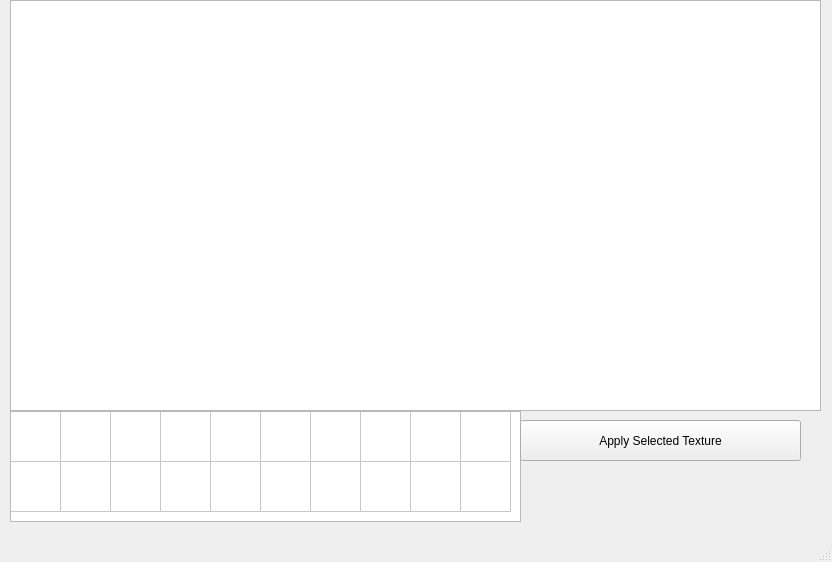
Old version of the form Attempt 2/LevelDeveloper/mainwindow.ui in the repository EoinAbbey-Maher/MainProject.
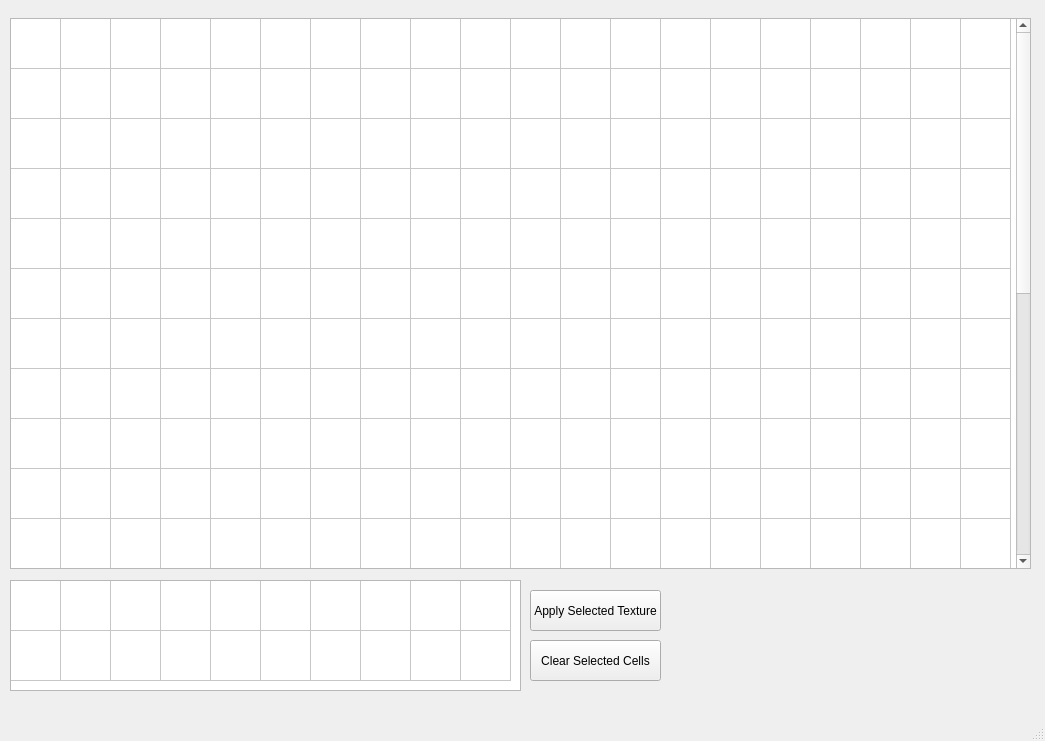
New version of the form.

What changed in the file:
```diff
--- a/Attempt 2/LevelDeveloper/mainwindow.ui
+++ b/Attempt 2/LevelDeveloper/mainwindow.ui
@@ -6,8 +6,8 @@
    <rect>
     <x>0</x>
     <y>0</y>
-    <width>832</width>
-    <height>562</height>
+    <width>1045</width>
+    <height>741</height>
    </rect>
   </property>
   <property name="windowTitle">
@@ -30,8 +30,8 @@
      <rect>
       <x>10</x>
       <y>18</y>
-      <width>811</width>
-      <height>391</height>
+      <width>1021</width>
+      <height>551</height>
      </rect>
     </property>
     <property name="gridStyle">
@@ -112,7 +112,7 @@
     <property name="geometry">
      <rect>
       <x>10</x>
-      <y>411</y>
+      <y>580</y>
       <width>511</width>
       <height>111</height>
      </rect>
@@ -163,9 +163,9 @@
    <widget class="QPushButton" name="m_applyButton">
     <property name="geometry">
      <rect>
-      <x>520</x>
-      <y>420</y>
-      <width>281</width>
+      <x>530</x>
+      <y>590</y>
+      <width>131</width>
       <height>41</height>
      </rect>
     </property>
@@ -173,15 +173,18 @@
      <string>Apply Selected Texture</string>
     </property>
    </widget>
-   <widget class="QGraphicsView" name="m_graphicsView">
+   <widget class="QPushButton" name="m_clearCellButton">
     <property name="geometry">
      <rect>
-      <x>10</x>
-      <y>0</y>
-      <width>811</width>
-      <height>411</height>
+      <x>530</x>
+      <y>640</y>
+      <width>131</width>
+      <height>41</height>
      </rect>
     </property>
+    <property name="text">
+     <string>Clear Selected Cells</string>
+    </property>
    </widget>
   </widget>
   <widget class="QMenuBar" name="menubar">
```
Left out of the diff: 2 changed lines with no effect on the pictures.
